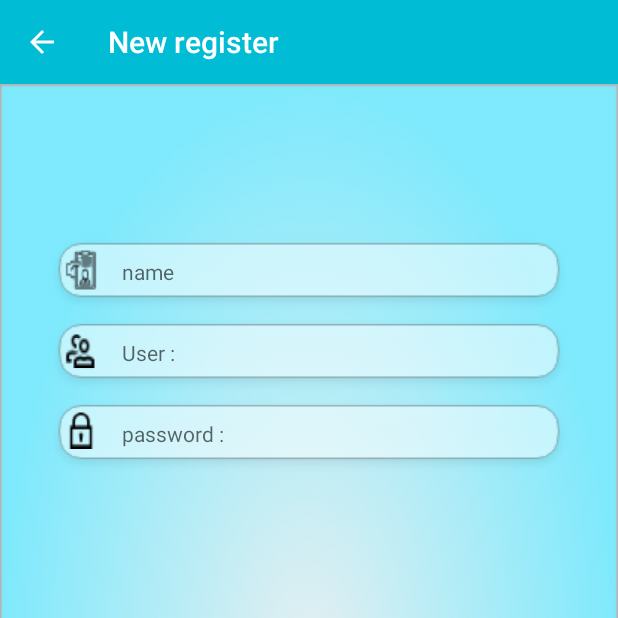
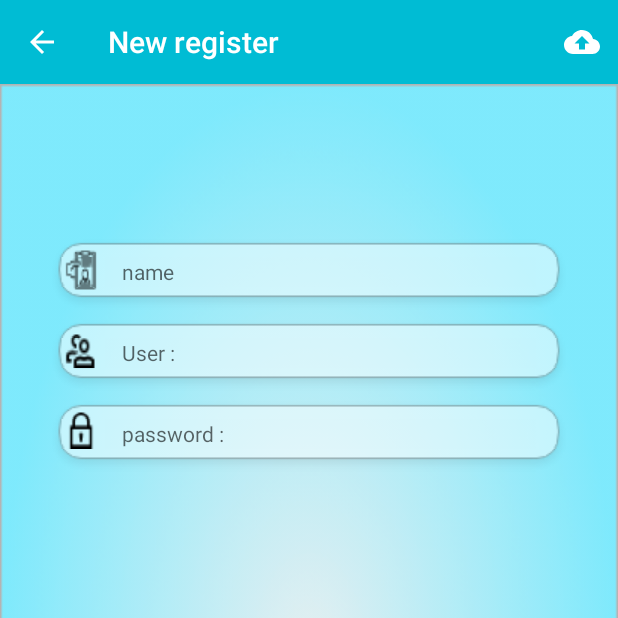
Before and after one commit to klod9288/Healthcheck, an Android app: the screen it shows after launch (MainActivity), after a tap on "New Register", on a phone screen of 412 x 824 dp, the top half of it. Run offline under Robolectric (Android 15) with nearby library versions, the phone set to English and light mode, and no system bars.

Commit message:
Register Success.

```diff
--- a/app/build.gradle
+++ b/app/build.gradle
@@ -19,11 +19,12 @@ android {
 }
 
 dependencies {
-    implementation fileTree(dir: 'libs', include: ['*.jar'])
+    implementation fileTree(include: ['*.jar'], dir: 'libs')
     implementation 'com.android.support:appcompat-v7:27.1.1'
     implementation 'com.android.support.constraint:constraint-layout:1.1.3'
     implementation 'com.android.support:support-v4:27.1.1'
     testImplementation 'junit:junit:4.12'
     androidTestImplementation 'com.android.support.test:runner:1.0.2'
     androidTestImplementation 'com.android.support.test.espresso:espresso-core:3.0.2'
+    implementation 'com.squareup.okhttp:okhttp:2.0.0'
 }
--- a/app/src/main/AndroidManifest.xml
+++ b/app/src/main/AndroidManifest.xml
@@ -1,6 +1,8 @@
 <?xml version="1.0" encoding="utf-8"?>
 <manifest xmlns:android="http://schemas.android.com/apk/res/android"
     package="srongklod_bangtamruat.healthcheck">
+
+    <uses-permission android:name="android.permission.INTERNET"/>
 
     <application
         android:allowBackup="true"
--- /dev/null
+++ b/app/src/main/res/drawable-anydpi/ic_action_upload.xml
@@ -0,0 +1,10 @@
+<vector xmlns:android="http://schemas.android.com/apk/res/android"
+    android:width="24dp"
+    android:height="24dp"
+    android:viewportWidth="24"
+    android:viewportHeight="24"
+    android:tint="#FFFFFF">
+    <path
+        android:fillColor="#FF000000"
+        android:pathData="M19.35,10.04C18.67,6.59 15.64,4 12,4 9.11,4 6.6,5.64 5.35,8.04 2.34,8.36 0,10.91 0,14c0,3.31 2.69,6 6,6h13c2.76,0 5,-2.24 5,-5 0,-2.64 -2.05,-4.78 -4.65,-4.96zM14,13v4h-4v-4H7l5,-5 5,5h-3z"/>
+</vector>
--- a/app/src/main/res/layout/fragment_register.xml
+++ b/app/src/main/res/layout/fragment_register.xml
@@ -34,6 +34,7 @@
 
             <!--Name-->
             <EditText
+                android:id="@+id/edtName"
                 android:background="@drawable/name"
                 android:textSize="@dimen/h4"
                 android:inputType="text"
@@ -43,6 +44,7 @@
 
             <!--User-->
             <EditText
+                android:id="@+id/edtUser"
                 android:background="@drawable/user"
                 android:textSize="@dimen/h4"
                 android:inputType="text"
@@ -52,6 +54,7 @@
 
             <!--Password-->
             <EditText
+                android:id="@+id/edtPassword"
                 android:background="@drawable/password"
                 android:textSize="@dimen/h4"
                 android:inputType="text"
--- /dev/null
+++ b/app/src/main/res/menu/menu_register.xml
@@ -0,0 +1,13 @@
+<?xml version="1.0" encoding="utf-8"?>
+<menu xmlns:android="http://schemas.android.com/apk/res/android"
+    xmlns:app="http://schemas.android.com/apk/res-auto">
+
+    <item
+        app:showAsAction="always"
+        android:icon="@drawable/ic_action_upload"
+        android:id="@+id/itemUpload"
+        android:title="Upload To Server" />
+
+
+
+</menu>
```
Also changed, not shown: app/src/main/java/srongklod_bangtamruat/healthcheck/AddNewUserThread.java (added, +45 -0 lines), app/src/main/java/srongklod_bangtamruat/healthcheck/MyAlert.java (added, +34 -0 lines), app/src/main/java/srongklod_bangtamruat/healthcheck/MyConstant.java (added, +13 -0 lines), app/src/main/java/srongklod_bangtamruat/healthcheck/RegisterFragment.java (+71 -0 lines), app/src/main/res/drawable-hdpi/ic_action_upload.png (added), app/src/main/res/drawable-mdpi/ic_action_upload.png (added), app/src/main/res/drawable-xhdpi/ic_action_upload.png (added), app/src/main/res/drawable-xxhdpi/ic_action_upload.png (added).
